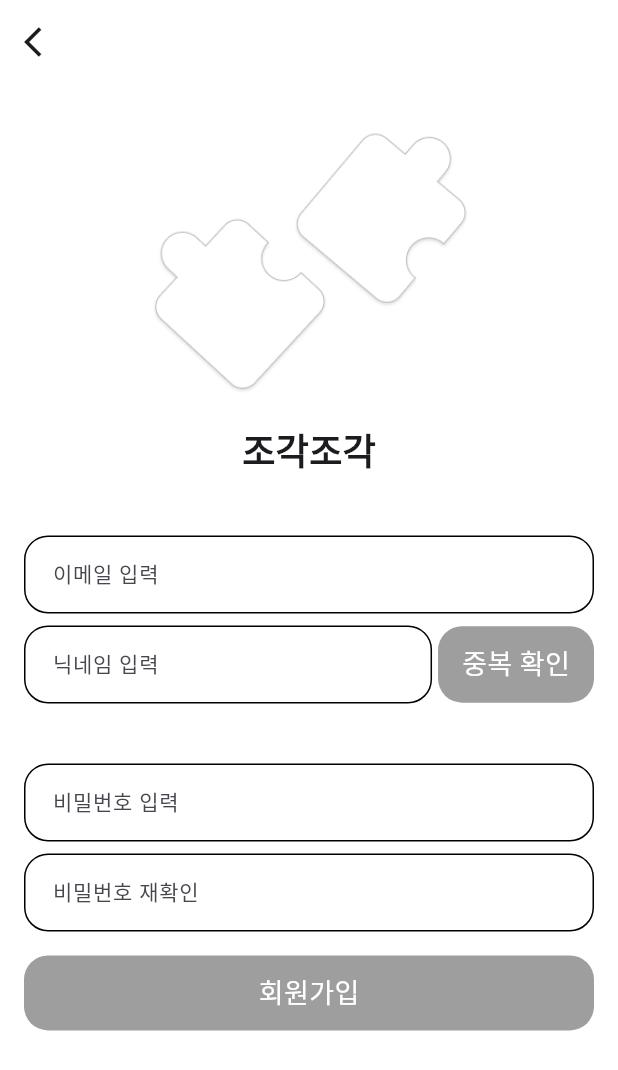
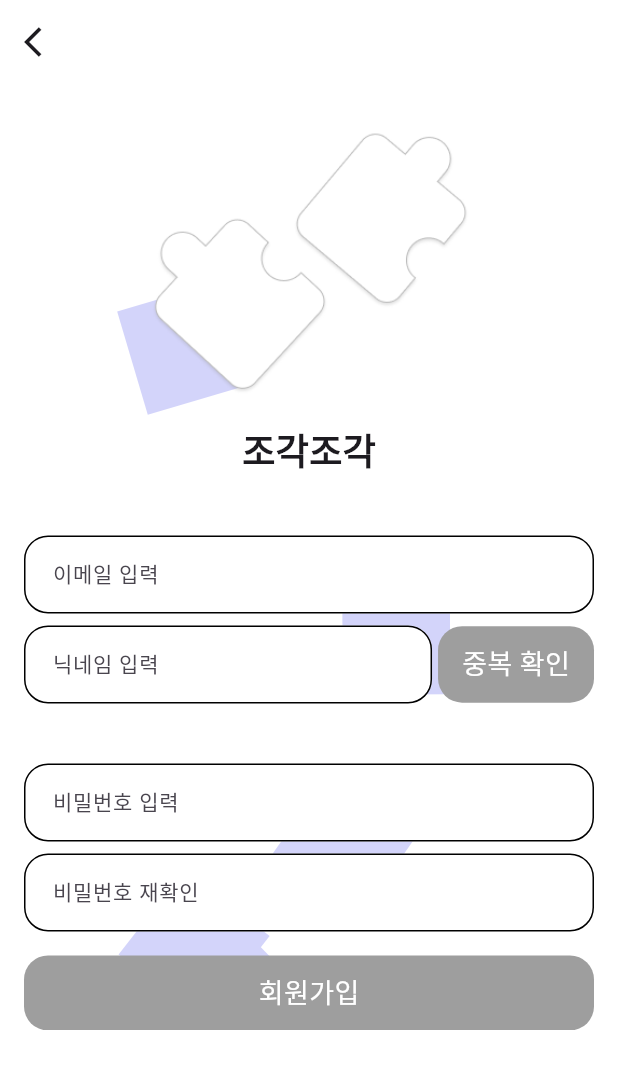
Before and after one commit to Dansot4891/jogak_jogak, a Flutter app: the screen it shows after launch, after a tap on "회원가입", on a phone screen of 412 x 824 dp. Shown: the top 1070 px of the screen. Run offline on Flutter 3.47's test engine with Material 3 defaults, Android fonts, the phone set to English and light mode, and no system bars; our stand-ins replace cloud_firestore, dio, firebase_auth, firebase_core, get_it, go_router and 1 more; accounts and stored records are empty; generated files the repository leaves out were written again; Roboto replaces fonts that are missing (Pretendard).

Commit message:
[feat] 회원가입 화면에도 스크롤 추가 후 간격 조정

```diff
--- a/lib/presentation/auth/sign_in/sign_in_page.dart
+++ b/lib/presentation/auth/sign_in/sign_in_page.dart
@@ -32,7 +32,7 @@ class _SignInPageState extends State<SignInPage> {
         child: SingleChildScrollView(
           child: Column(
             children: [
-              SizedBox(height: AppSize.fractionHeight(0.1)),
+              SizedBox(height: AppSize.fractionHeight(0.11)),
               Image.asset(AppImage.appIcon, width: AppSize.fractionWidth(0.6)),
               const SizedBox(height: 20),
               Text('조각조각', style: AppTextStyle.title1),
--- a/lib/presentation/auth/sign_up/sign_up_page.dart
+++ b/lib/presentation/auth/sign_up/sign_up_page.dart
@@ -10,6 +10,7 @@ import 'package:jogak_jogak/core/helper/dialog_service/app_show_dialog.dart';
 import 'package:jogak_jogak/core/service/app_size.dart';
 import 'package:jogak_jogak/presentation/auth/sign_up/sign_up_view_model.dart';
 import 'package:jogak_jogak/presentation/base/pages/base_page.dart';
+import 'package:jogak_jogak/presentation/base/pages/bouncing_boxes_page.dart';
 import 'package:jogak_jogak/presentation/base/widgets/appbar/default_appbar.dart';
 import 'package:jogak_jogak/presentation/base/widgets/button/app_button.dart';
 import 'package:jogak_jogak/presentation/base/widgets/dialog/app_dialog.dart';
@@ -35,7 +36,7 @@ class _SignUpPageState extends State<SignUpPage> {
 
   @override
   Widget build(BuildContext context) {
-    return BasePage(
+    return BouncingBoxesBackground(
       appBar: const DefaultAppbar(),
       resizeToAvoidBottomInset: true,
       body: ListenableBuilder(
@@ -45,6 +46,7 @@ class _SignUpPageState extends State<SignUpPage> {
             key: _formKey,
             child: Padding(
               padding: const EdgeInsets.symmetric(horizontal: 16),
+              child: SingleChildScrollView(
                 child: Column(
                   children: [
                     Image.asset(
@@ -154,8 +156,8 @@ class _SignUpPageState extends State<SignUpPage> {
                               }
                               : null,
                     ),
-                  const Spacer(),
                   ],
+                ),
               ),
             ),
           );
```
Lines whose indentation alone changed are shown as unchanged.
